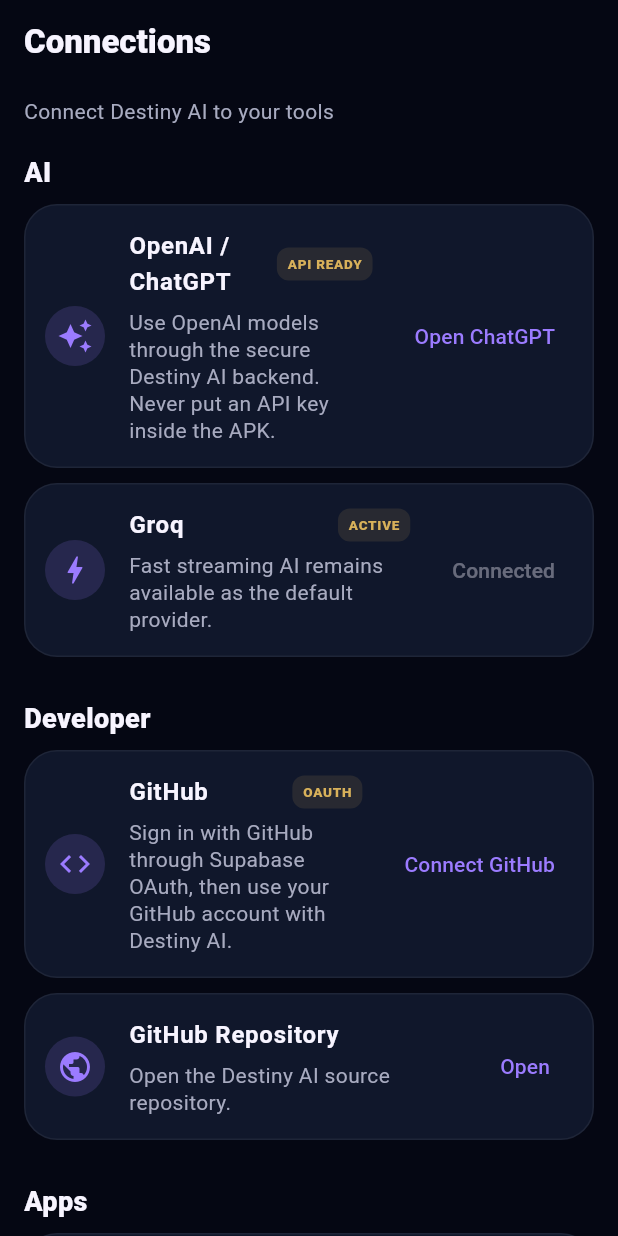
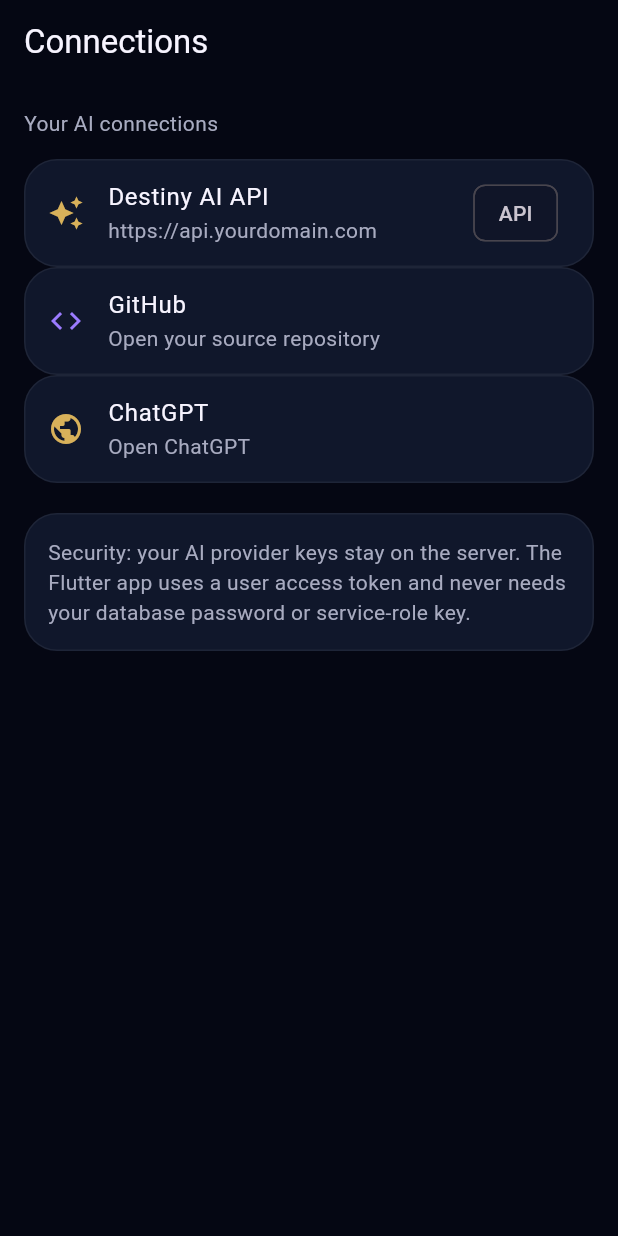
Before and after one commit to emzaro731-byte/Emmanuel-, a Flutter app: the IntegrationsPage screen opened directly, on a phone screen of 412 x 824 dp. Run offline on Flutter 3.47's test engine with Material 3 defaults, Android fonts, the light colour scheme and no system bars; our stand-ins replace connectivity_plus, flutter_secure_storage, flutter_tts, image_picker, in_app_purchase, package_info_plus and 3 more; accounts and stored records are empty; network calls fail.

Commit message:
Remove Supabase OAuth from integrations

```diff
--- a/flutter/lib/screens/integrations_page.dart
+++ b/flutter/lib/screens/integrations_page.dart
@@ -1,241 +1,6 @@
 import 'package:flutter/material.dart';
-import 'package:supabase_flutter/supabase_flutter.dart';
 import 'package:url_launcher/url_launcher.dart';
-
-const _bg = Color(0xFF050713);
-const _card = Color(0xFF10172B);
-const _text = Color(0xFFF7F4FF);
-const _muted = Color(0xFFA8ABC0);
-const _gold = Color(0xFFD8B15A);
-const _purple = Color(0xFF9B7BFF);
-
-class IntegrationsPage extends StatefulWidget {
-  const IntegrationsPage({super.key});
-  @override
-  State<IntegrationsPage> createState() => _IntegrationsPageState();
+import '../services/destiny_api.dart';
+const _bg=Color(0xFF050713),_card=Color(0xFF10172B),_text=Color(0xFFF7F4FF),_muted=Color(0xFFA8ABC0),_gold=Color(0xFFD8B15A),_purple=Color(0xFF9B7BFF);
+class IntegrationsPage extends StatelessWidget { const IntegrationsPage({super.key}); Future<void> open(String url) async {await launchUrl(Uri.parse(url),mode:LaunchMode.externalApplication);} @override Widget build(BuildContext c)=>Scaffold(backgroundColor:_bg,appBar:AppBar(title:const Text('Connections')),body:ListView(padding:const EdgeInsets.all(16),children:[const Text('Your AI connections',style:TextStyle(color:_muted)),const SizedBox(height:14),Card(color:_card,child:ListTile(leading:const Icon(Icons.auto_awesome,color:_gold),title:const Text('Destiny AI API'),subtitle:Text(DestinyApi.baseUrl,style:const TextStyle(color:_muted)),trailing:const Chip(label:Text('API')))),Card(color:_card,child:ListTile(leading:const Icon(Icons.code,color:_purple),title:const Text('GitHub'),subtitle:const Text('Open your source repository',style:TextStyle(color:_muted)),onTap:()=>open('https://github.com/emzaro731-byte/Emmanuel-'))),Card(color:_card,child:ListTile(leading:const Icon(Icons.public,color:_gold),title:const Text('ChatGPT'),subtitle:const Text('Open ChatGPT',style:TextStyle(color:_muted)),onTap:()=>open('https://chatgpt.com/'))),const SizedBox(height:20),const Card(color:_card,child:Padding(padding:EdgeInsets.all(16),child:Text('Security: your AI provider keys stay on the server. The Flutter app uses a user access token and never needs your database password or service-role key.',style:TextStyle(color:_muted,height:1.4))))])); }
 }
-
-class _IntegrationsPageState extends State<IntegrationsPage> {
-  bool busy = false;
-
-  Future<void> _connectGitHub() async {
-    if (busy) return;
-    setState(() => busy = true);
-    try {
-      final result = await Supabase.instance.client.auth.signInWithOAuth(
-        OAuthProvider.github,
-        redirectTo: 'io.supabase.flutter://login-callback/',
-        authScreenLaunchMode: LaunchMode.externalApplication,
-      );
-      if (!result && mounted) {
-        ScaffoldMessenger.of(context).showSnackBar(
-          const SnackBar(
-            content: Text(
-              'GitHub OAuth could not be started. Configure GitHub in Supabase Auth first.',
-            ),
-          ),
-        );
-      }
-    } catch (e) {
-      if (mounted) {
-        ScaffoldMessenger.of(
-          context,
-        ).showSnackBar(SnackBar(content: Text('GitHub connection error: $e')));
-      }
-    } finally {
-      if (mounted) setState(() => busy = false);
-    }
-  }
-
-  Future<void> _open(String url) async {
-    final uri = Uri.parse(url);
-    if (!await launchUrl(uri, mode: LaunchMode.externalApplication) &&
-        mounted) {
-      ScaffoldMessenger.of(context).showSnackBar(
-        const SnackBar(content: Text('This app or link could not be opened.')),
-      );
-    }
-  }
-
-  @override
-  Widget build(BuildContext context) => Scaffold(
-    backgroundColor: _bg,
-    appBar: AppBar(
-      title: const Text(
-        'Connections',
-        style: TextStyle(fontWeight: FontWeight.w800),
-      ),
-      backgroundColor: Colors.transparent,
-    ),
-    body: ListView(
-      padding: const EdgeInsets.fromLTRB(16, 8, 16, 32),
-      children: [
-        const Text(
-          'Connect Destiny AI to your tools',
-          style: TextStyle(color: _muted, fontSize: 14),
-        ),
-        const SizedBox(height: 18),
-        _section('AI', [
-          _connection(
-            icon: Icons.auto_awesome,
-            title: 'OpenAI / ChatGPT',
-            subtitle:
-                'Use OpenAI models through the secure Destiny AI backend. Never put an API key inside the APK.',
-            action: 'Open ChatGPT',
-            onTap: () => _open('https://chatgpt.com/'),
-            badge: 'API READY',
-          ),
-          _connection(
-            icon: Icons.bolt,
-            title: 'Groq',
-            subtitle:
-                'Fast streaming AI remains available as the default provider.',
-            action: 'Connected',
-            onTap: null,
-            badge: 'ACTIVE',
-          ),
-        ]),
-        const SizedBox(height: 18),
-        _section('Developer', [
-          _connection(
-            icon: Icons.code,
-            title: 'GitHub',
-            subtitle:
-                'Sign in with GitHub through Supabase OAuth, then use your GitHub account with Destiny AI.',
-            action: busy ? 'Connecting…' : 'Connect GitHub',
-            onTap: busy ? null : _connectGitHub,
-            badge: 'OAUTH',
-          ),
-          _connection(
-            icon: Icons.public,
-            title: 'GitHub Repository',
-            subtitle: 'Open the Destiny AI source repository.',
-            action: 'Open',
-            onTap: () => _open('https://github.com/emzaro731-byte/Emmanuel-'),
-          ),
-        ]),
-        const SizedBox(height: 18),
-        _section('Apps', [
-          _app('ChatGPT', Icons.auto_awesome, 'https://chatgpt.com/'),
-          _app('GitHub', Icons.code, 'https://github.com/'),
-          _app('Google', Icons.search, 'https://www.google.com/'),
-          _app('Gmail', Icons.email_outlined, 'https://mail.google.com/'),
-          _app(
-            'Google Drive',
-            Icons.cloud_outlined,
-            'https://drive.google.com/',
-          ),
-          _app('WhatsApp', Icons.chat, 'https://wa.me/'),
-          _app('Telegram', Icons.send, 'https://t.me/'),
-          _app('YouTube', Icons.play_circle_outline, 'https://youtube.com/'),
-          _app('Discord', Icons.forum_outlined, 'https://discord.com/app'),
-          _app('X', Icons.alternate_email, 'https://x.com/'),
-        ]),
-        const SizedBox(height: 18),
-        const Card(
-          color: _card,
-          child: Padding(
-            padding: EdgeInsets.all(16),
-            child: Row(
-              crossAxisAlignment: CrossAxisAlignment.start,
-              children: [
-                Icon(Icons.security_outlined, color: _gold),
-                SizedBox(width: 12),
-                Expanded(
-                  child: Text(
-                    'Security: provider API keys stay in Supabase Function Secrets. The mobile app only receives your authenticated session and streamed AI responses.',
-                    style: TextStyle(color: _muted, height: 1.4),
-                  ),
-                ),
-              ],
-            ),
-          ),
-        ),
-      ],
-    ),
-  );
-
-  Widget _section(String title, List<Widget> children) => Column(
-    crossAxisAlignment: CrossAxisAlignment.start,
-    children: [
-      Text(
-        title,
-        style: const TextStyle(
-          color: _text,
-          fontSize: 18,
-          fontWeight: FontWeight.w800,
-        ),
-      ),
-      const SizedBox(height: 8),
-      ...children,
-    ],
-  );
-
-  Widget _connection({
-    required IconData icon,
-    required String title,
-    required String subtitle,
-    required String action,
-    required VoidCallback? onTap,
-    String? badge,
-  }) => Card(
-    color: _card,
-    margin: const EdgeInsets.only(bottom: 10),
-    child: ListTile(
-      contentPadding: const EdgeInsets.symmetric(horizontal: 14, vertical: 8),
-      leading: CircleAvatar(
-        backgroundColor: _purple.withValues(alpha: .16),
-        child: Icon(icon, color: _purple),
-      ),
-      title: Row(
-        children: [
-          Expanded(
-            child: Text(
-              title,
-              style: const TextStyle(color: _text, fontWeight: FontWeight.w700),
-            ),
-          ),
-          if (badge != null) _badge(badge),
-        ],
-      ),
-      subtitle: Padding(
-        padding: const EdgeInsets.only(top: 6),
-        child: Text(
-          subtitle,
-          style: const TextStyle(color: _muted, height: 1.3),
-        ),
-      ),
-      trailing: TextButton(onPressed: onTap, child: Text(action)),
-    ),
-  );
-
-  Widget _app(String title, IconData icon, String url) => Card(
-    color: _card,
-    margin: const EdgeInsets.only(bottom: 8),
-    child: ListTile(
-      leading: Icon(icon, color: _gold),
-      title: Text(
-        title,
-        style: const TextStyle(color: _text, fontWeight: FontWeight.w600),
-      ),
-      trailing: const Icon(Icons.open_in_new, color: _muted, size: 19),
-      onTap: () => _open(url),
-    ),
-  );
-
-  Widget _badge(String text) => Container(
-    padding: const EdgeInsets.symmetric(horizontal: 7, vertical: 4),
-    decoration: BoxDecoration(
-      color: _gold.withValues(alpha: .12),
-      borderRadius: BorderRadius.circular(8),
-    ),
-    child: Text(
-      text,
-      style: const TextStyle(
-        color: _gold,
-        fontSize: 9,
-        fontWeight: FontWeight.w800,
-      ),
-    ),
-  );
-}
```
